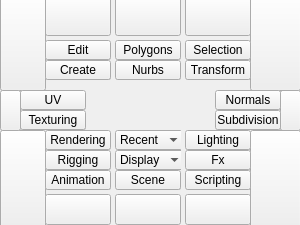
First picture: the form in tk_ui/main.ui, repository m3trik/Scripts_portable, before the edit.
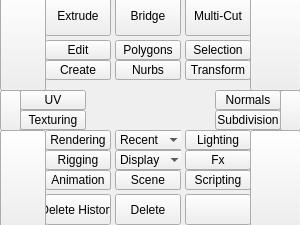
Second picture: the form after the edit.

```diff
--- a/tk_ui/main.ui
+++ b/tk_ui/main.ui
@@ -115,7 +115,7 @@
      <string>Extrude</string>
     </property>
     <property name="text">
-     <string/>
+     <string>Extrude</string>
     </property>
    </widget>
    <widget class="QGroupBox" name="rigging">
@@ -263,7 +263,7 @@
      <string>Delete history</string>
     </property>
     <property name="text">
-     <string/>
+     <string>Delete</string>
     </property>
    </widget>
    <widget class="QGroupBox" name="lighting">
@@ -308,7 +308,7 @@
      <string>Multi-Cut</string>
     </property>
     <property name="text">
-     <string/>
+     <string>Multi-Cut</string>
     </property>
    </widget>
    <widget class="QGroupBox" name="transform">
@@ -369,7 +369,7 @@
      <string>Bridge</string>
     </property>
     <property name="text">
-     <string/>
+     <string>Bridge</string>
     </property>
    </widget>
    <widget class="QGroupBox" name="Fx">
@@ -414,7 +414,7 @@
      <string>Delete</string>
     </property>
     <property name="text">
-     <string/>
+     <string>Delete History</string>
     </property>
    </widget>
    <widget class="QGroupBox" name="selection">
@@ -845,9 +845,9 @@
    <widget class="QLabel" name="l000">
     <property name="geometry">
      <rect>
-      <x>45</x>
-      <y>10</y>
-      <width>66</width>
+      <x>85</x>
+      <y>110</y>
+      <width>131</width>
       <height>16</height>
      </rect>
     </property>
@@ -880,44 +880,6 @@
      <string/>
     </property>
    </widget>
-   <widget class="QLabel" name="l001">
-    <property name="geometry">
-     <rect>
-      <x>115</x>
-      <y>10</y>
-      <width>66</width>
-      <height>16</height>
-     </rect>
-    </property>
-    <property name="maximumSize">
-     <size>
-      <width>16777215</width>
-      <height>19</height>
-     </size>
-    </property>
-    <property name="text">
-     <string/>
-    </property>
-   </widget>
-   <widget class="QLabel" name="l002">
-    <property name="geometry">
-     <rect>
-      <x>185</x>
-      <y>10</y>
-      <width>66</width>
-      <height>16</height>
-     </rect>
-    </property>
-    <property name="maximumSize">
-     <size>
-      <width>16777215</width>
-      <height>19</height>
-     </size>
-    </property>
-    <property name="text">
-     <string/>
-    </property>
-   </widget>
    <widget class="QLabel" name="l021">
     <property name="geometry">
      <rect>
```
Left out of the diff: 11 changed lines with no effect on the pictures.
